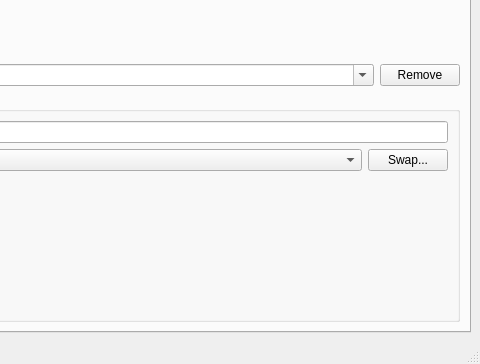
First picture: the form in src/PyKbdEdit/editor/editor.ui, repository nulano/PyKbd, before the edit; both pictures show x 320 to 800 and y 236 to 600 of the 800 by 600 pixel window.
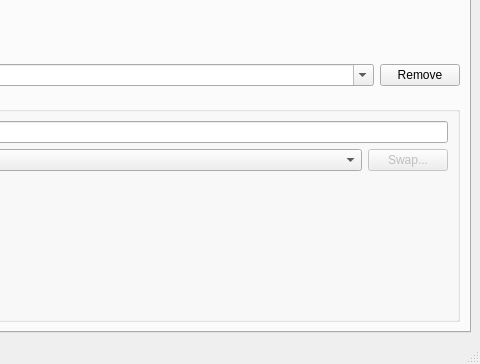
Second picture: the form after the edit. Custom widgets are drawn as their Qt base class.

Commit message: make keyboard widget display VSC mappings

The edit to the form file:
```diff
--- a/src/PyKbdEdit/editor/editor.ui
+++ b/src/PyKbdEdit/editor/editor.ui
@@ -85,6 +85,9 @@
                </item>
                <item>
                 <widget class="QPushButton" name="btnVscVkSwap">
+                 <property name="enabled">
+                  <bool>false</bool>
+                 </property>
                  <property name="toolTip">
                   <string>Replace all occurences of this VK</string>
                  </property>
```
Left out of the diff: 3 changed lines with no effect on the pictures. The commit also changes 3 other files.
